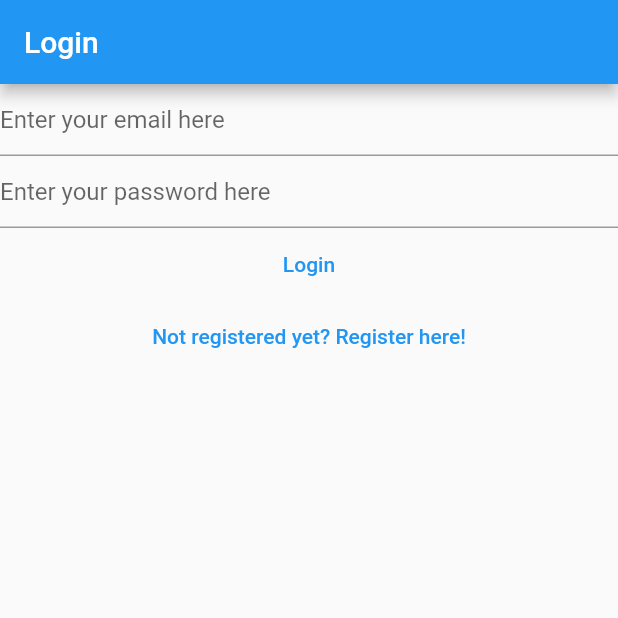
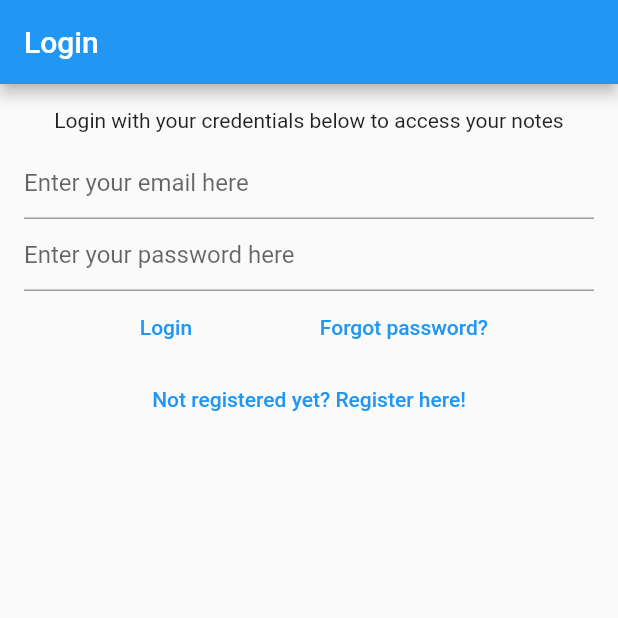
Before and after one commit to blandygbc/mynotes, a Flutter app: the screen it shows after launch, on a phone screen of 412 x 824 dp, the top half of it. Run offline on Flutter 3.47's test engine with Material 2 defaults, Android fonts, the phone set to English and light mode, and no system bars; our stand-ins replace bloc, cloud_firestore, equatable, firebase_auth, firebase_core, flutter_bloc and 2 more; accounts and stored records are empty; generated files the repository leaves out were written again.

Commit message:
Finished chapter 44

```diff
--- a/lib/main.dart
+++ b/lib/main.dart
@@ -6,6 +6,7 @@ import 'package:mynotes/services/auth/bloc/auth_bloc.dart';
 import 'package:mynotes/services/auth/bloc/auth_event.dart';
 import 'package:mynotes/services/auth/bloc/auth_state.dart';
 import 'package:mynotes/services/auth/firebase_auth_provider.dart';
+import 'package:mynotes/view/auth/forgot_password_view.dart';
 import 'package:mynotes/view/auth/login_view.dart';
 import 'package:mynotes/view/auth/register_view.dart';
 import 'package:mynotes/view/auth/verify_email_view.dart';
@@ -60,6 +61,8 @@ class HomePage extends StatelessWidget {
           return const VerifyEmailView();
         } else if (state is AuthStateLoggedOut) {
           return const LoginView();
+        } else if (state is AuthStateForgotPassword) {
+          return const ForgotPasswordView();
         } else if (state is AuthStateRegistering) {
           return const RegisterView();
         } else {
--- a/lib/services/auth/auth_provider.dart
+++ b/lib/services/auth/auth_provider.dart
@@ -13,4 +13,5 @@ abstract class AuthProvider {
   });
   Future<void> logOut();
   Future<void> sendEmailVerification();
+  Future<void> sendPasswordReset({required String toEmail});
 }
--- a/lib/services/auth/auth_service.dart
+++ b/lib/services/auth/auth_service.dart
@@ -38,4 +38,8 @@ class AuthService implements AuthProvider {
 
   @override
   Future<void> initialize() => provider.initialize();
+
+  @override
+  Future<void> sendPasswordReset({required String toEmail}) =>
+      provider.sendPasswordReset(toEmail: toEmail);
 }
--- a/lib/services/auth/bloc/auth_event.dart
+++ b/lib/services/auth/bloc/auth_event.dart
@@ -29,6 +29,12 @@ class AuthEventLogIn extends AuthEvent {
   const AuthEventLogIn(this.email, this.password);
 }
 
+class AuthEventForgotPassword extends AuthEvent {
+  final String? email;
+
+  const AuthEventForgotPassword({this.email});
+}
+
 class AuthEventLogOut extends AuthEvent {
   const AuthEventLogOut();
 }
--- a/lib/services/auth/bloc/auth_state.dart
+++ b/lib/services/auth/bloc/auth_state.dart
@@ -32,6 +32,17 @@ class AuthStateNeedsVerification extends AuthState {
       : super(isLoading: isLoading);
 }
 
+class AuthStateForgotPassword extends AuthState {
+  final Exception? exception;
+  final bool hasSentEmail;
+
+  const AuthStateForgotPassword({
+    required this.exception,
+    required this.hasSentEmail,
+    required bool isLoading,
+  }) : super(isLoading: isLoading);
+}
+
 class AuthStateLoggedOut extends AuthState with EquatableMixin {
   final Exception? exception;
   const AuthStateLoggedOut({
--- a/lib/services/auth/firebase_errorcodes_constants.dart
+++ b/lib/services/auth/firebase_errorcodes_constants.dart
@@ -4,3 +4,5 @@ const String fireErrCodeWrongPass = 'wrong-password';
 const String fireErrCodeWeakPass = 'weak-password';
 const String fireErrCodeEmailInUse = 'email-already-in-use';
 const String fireErrCodeInvalidEmail = 'invalid-email';
+const String fireAuthErrCodeInvalidEmail = 'firebase_auth/invalid-email';
+const String fireAuthErrCodeUserNotFound = 'firebase_auth/user-not-found';
--- /dev/null
+++ b/lib/utils/dialogs/password_reset_email_sent_dialog.dart
@@ -0,0 +1,13 @@
+import 'package:flutter/material.dart';
+import 'package:mynotes/utils/dialogs/generic_dialog.dart';
+
+Future<void> showPassowordResetSentDialog(BuildContext context) {
+  return showGenericDialog(
+      context: context,
+      title: 'Password reset',
+      content:
+          'We have now sent you a password reset link. Please check your email for more information.',
+      optionsBuilder: () => {
+            'OK': null,
+          });
+}
--- a/lib/view/auth/login_view.dart
+++ b/lib/view/auth/login_view.dart
@@ -7,7 +7,6 @@ import 'package:mynotes/services/auth/bloc/auth_bloc.dart';
 import 'package:mynotes/services/auth/bloc/auth_event.dart';
 import 'package:mynotes/services/auth/bloc/auth_state.dart';
 import 'package:mynotes/utils/dialogs/error_dialog.dart';
-import 'package:mynotes/utils/dialogs/loading_dialog.dart';
 
 class LoginView extends StatefulWidget {
   static String routeName = "/login";
@@ -49,11 +48,14 @@ class _LoginViewState extends State<LoginView> {
           } else if (state.exception is GenericAuthException) {
             await showErrorDialog(context, 'Authentication error');
           } else {
-            devtools.log("Login: An exception was thrown ${state.exception}");
+            if (state.exception != null) {
+              devtools.log(
+                  "Login view: An exception was thrown ${state.exception}");
               await showErrorDialog(
                 context,
                 "Unpredicted error occurred",
               );
+            }
           }
         }
       },
@@ -61,8 +63,13 @@ class _LoginViewState extends State<LoginView> {
         appBar: AppBar(
           title: const Text('Login'),
         ),
-        body: Column(
+        body: Padding(
+          padding: const EdgeInsets.all(16.0),
+          child: Column(
             children: [
+              const Text(
+                  'Login with your credentials below to access your notes'),
+              const SizedBox(height: 10),
               TextField(
                 controller: _email,
                 autocorrect: false,
@@ -80,6 +87,9 @@ class _LoginViewState extends State<LoginView> {
                   hintText: 'Enter your password here',
                 ),
               ),
+              Row(
+                mainAxisAlignment: MainAxisAlignment.spaceEvenly,
+                children: [
                   TextButton(
                     child: const Text('Login'),
                     onPressed: () async {
@@ -94,6 +104,16 @@ class _LoginViewState extends State<LoginView> {
                     },
                   ),
                   TextButton(
+                    child: const Text('Forgot password?'),
+                    onPressed: () async {
+                      context
+                          .read<AuthBloc>()
+                          .add(const AuthEventForgotPassword());
+                    },
+                  ),
+                ],
+              ),
+              TextButton(
                 child: const Text('Not registered yet? Register here!'),
                 onPressed: () {
                   context.read<AuthBloc>().add(
@@ -104,6 +124,7 @@ class _LoginViewState extends State<LoginView> {
             ],
           ),
         ),
+      ),
     );
   }
 }
--- a/lib/view/notes/create_update_note_view.dart
+++ b/lib/view/notes/create_update_note_view.dart
@@ -5,7 +5,7 @@ import 'package:mynotes/services/auth/auth_service.dart';
 import 'package:mynotes/services/cloud/cloud_note.dart';
 import 'package:mynotes/services/cloud/firebase_cloud_storage.dart';
 import 'package:mynotes/utils/dialogs/cannot_share_empty_note_dialog.dart';
-import 'package:mynotes/utils/generics/get_arguments.dart';
+import 'package:mynotes/extensions/generics/get_arguments.dart';
 import 'package:share_plus/share_plus.dart';
 
 class CreateUpdateNoteView extends StatefulWidget {
```
Also changed, not shown: lib/services/auth/bloc/auth_bloc.dart (+44 -0 lines), lib/services/auth/firebase_auth_provider.dart (+23 -0 lines), lib/view/auth/forgot_password_view.dart (added, +89 -0 lines), lib/view/auth/register_view.dart (+7 -23 lines), lib/extensions/generics/get_arguments.dart (renamed from lib/utils/generics/get_arguments.dart), 1 other file. Lines whose indentation alone changed are shown as unchanged.
